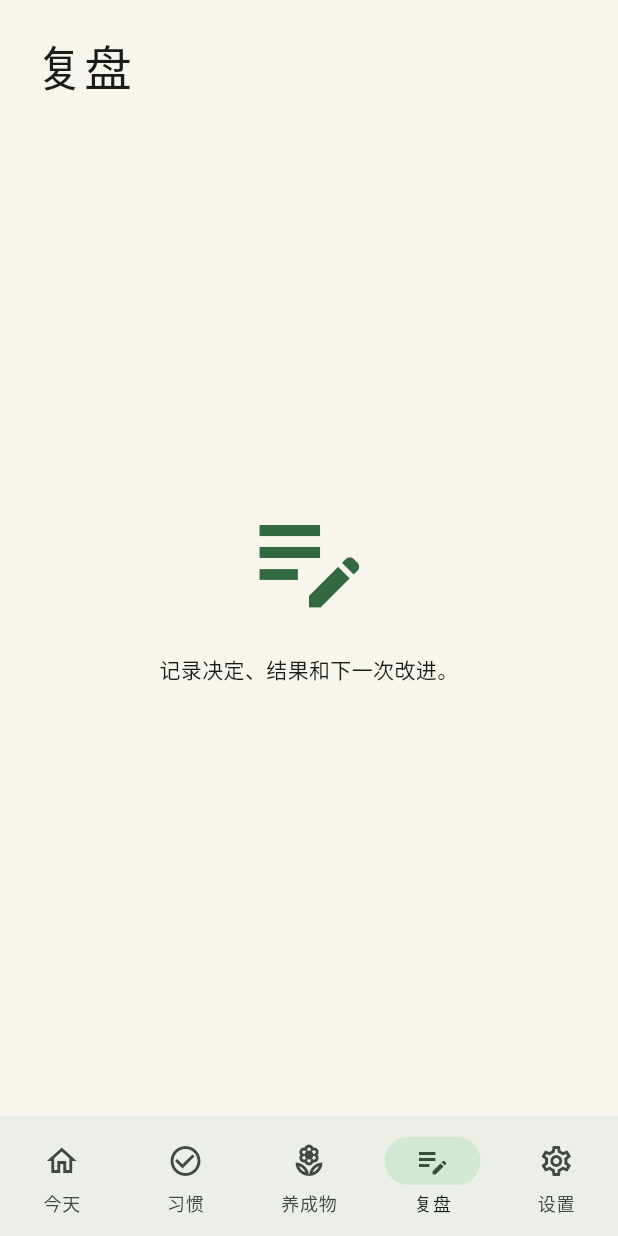
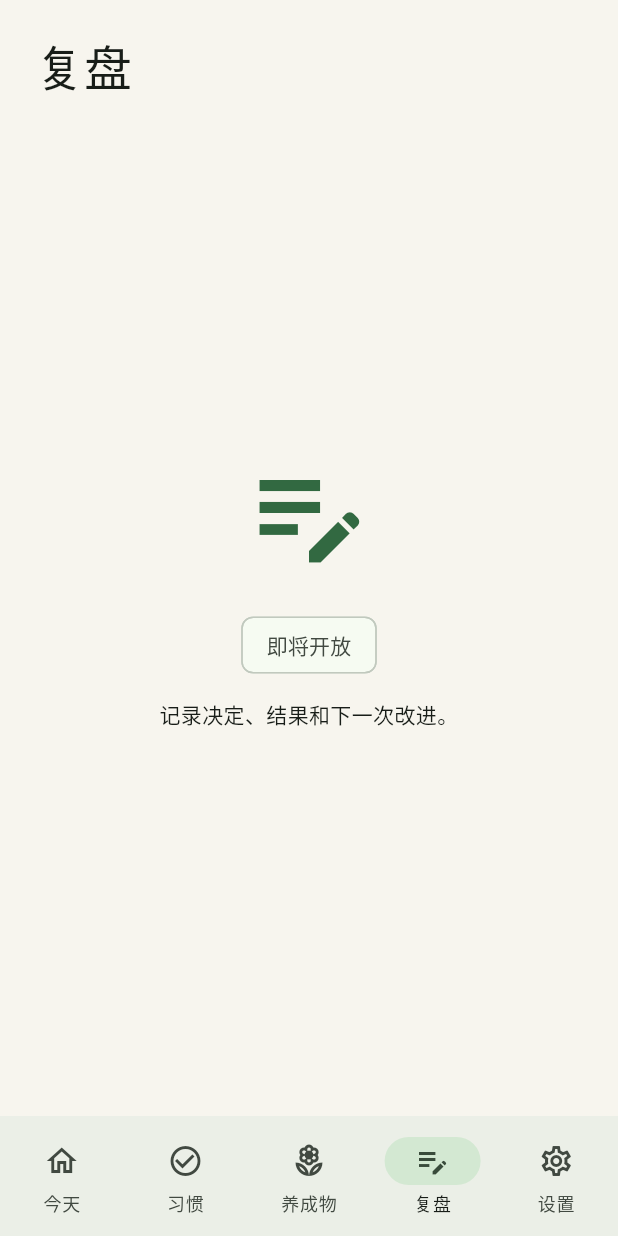
Before and after one commit to ade834/habit-app, a Flutter app: the _MainShell screen opened directly, item 4 of the bottom bar chosen, on a phone screen of 412 x 824 dp. Run offline on Flutter 3.47's test engine with Material 3 defaults, Android fonts, the phone set to English and light mode, and no system bars; our stand-ins replace drift, drift_flutter, flutter_riverpod; accounts and stored records are empty; generated files the repository leaves out were written again.

Commit message:
fix: mark review page as coming soon

```diff
--- a/app/lib/ui/habit_app.dart
+++ b/app/lib/ui/habit_app.dart
@@ -517,6 +517,8 @@ class _PlaceholderPage extends StatelessWidget {
               ),
             ),
             const SizedBox(height: 20),
+            const Center(child: Chip(label: Text('即将开放'))),
+            const SizedBox(height: 12),
             Center(child: Text(text, textAlign: TextAlign.center)),
             const Spacer(),
           ],
```
